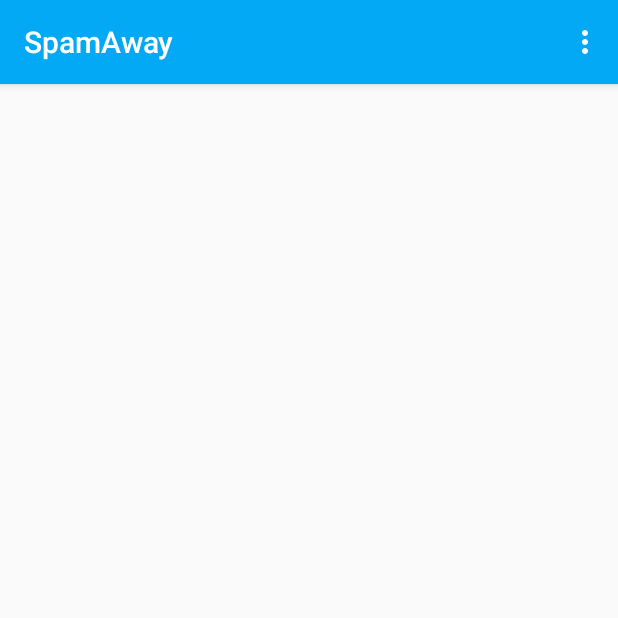
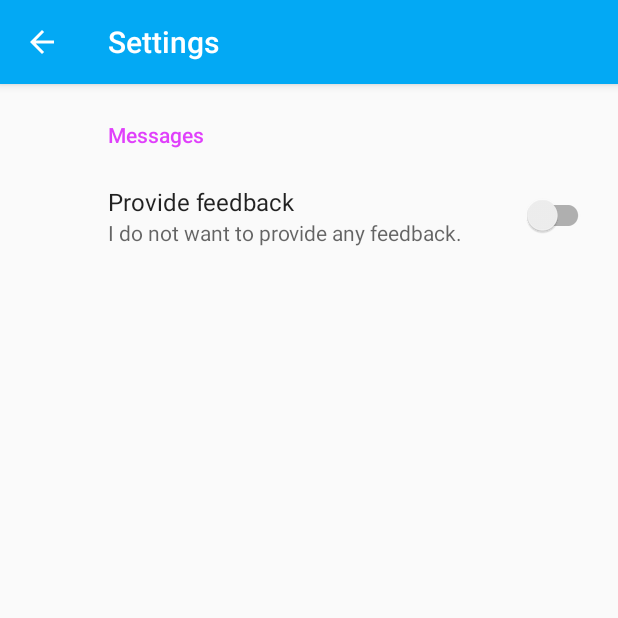
Before and after one commit to rkoconpwr/spamaway_android, an Android app: the screen it shows after launch (SmsListActivity before the commit, SettingsActivity after it), in the options menu, after a tap on "Settings", on a phone screen of 412 x 824 dp, the top half of it. Run offline under Robolectric (Android 15) with nearby library versions, the phone set to English and light mode, and no system bars; our stand-ins replace Room's generated code, androidx.preference; libraries missing offline, so code that uses them is left out: com.wdullaer.swipeactionadapter; 4 statements that could not run were skipped.

Commit message:
added preferences

```diff
--- a/app/build.gradle
+++ b/app/build.gradle
@@ -31,6 +31,7 @@ dependencies {
     implementation 'com.google.code.gson:gson:2.8.6'
     implementation 'com.wdullaer:swipeactionadapter:2.0.0'
 
+    implementation 'androidx.preference:preference:1.1.0-rc01'
     testImplementation 'junit:junit:4.12'
     androidTestImplementation 'androidx.test.ext:junit:1.1.1'
     androidTestImplementation 'androidx.test.espresso:espresso-core:3.1.0'
--- a/app/src/main/AndroidManifest.xml
+++ b/app/src/main/AndroidManifest.xml
@@ -9,6 +9,9 @@
         android:roundIcon="@mipmap/ic_launcher_round"
         android:supportsRtl="true"
         android:theme="@style/AppTheme">
+        <activity
+            android:name=".activities.SettingsActivity"
+            android:label="@string/title_activity_settings"></activity>
         <activity android:name=".activities.SingleSmsActivity">
             <meta-data
                 android:name="android.support.PARENT_ACTIVITY"
@@ -33,10 +36,10 @@
             </intent-filter>
         </receiver>
     </application>
-    <uses-permission android:name="android.permission.INTERNET" />
-
     <uses-permission android:name="android.permission.RECEIVE_SMS" />
     <uses-permission android:name="android.permission.READ_CONTACTS" />
     <uses-permission android:name="android.permission.WRITE_CONTACTS" />
 
+    <uses-permission android:name="android.permission.INTERNET" />
+
 </manifest>
--- /dev/null
+++ b/app/src/main/java/com/koconr/smspam/activities/SettingsActivity.java
@@ -0,0 +1,33 @@
+package com.koconr.smspam.activities;
+
+import android.os.Bundle;
+
+import com.koconr.smspam.R;
+
+import androidx.appcompat.app.ActionBar;
+import androidx.appcompat.app.AppCompatActivity;
+import androidx.preference.PreferenceFragmentCompat;
+
+public class SettingsActivity extends AppCompatActivity {
+
+    @Override
+    protected void onCreate(Bundle savedInstanceState) {
+        super.onCreate(savedInstanceState);
+        setContentView(R.layout.settings_activity);
+        getSupportFragmentManager()
+                .beginTransaction()
+                .replace(R.id.settings, new SettingsFragment())
+                .commit();
+        ActionBar actionBar = getSupportActionBar();
+        if (actionBar != null) {
+            actionBar.setDisplayHomeAsUpEnabled(true);
+        }
+    }
+
+    public static class SettingsFragment extends PreferenceFragmentCompat {
+        @Override
+        public void onCreatePreferences(Bundle savedInstanceState, String rootKey) {
+            setPreferencesFromResource(R.xml.root_preferences, rootKey);
+        }
+    }
+}
--- a/app/src/main/java/com/koconr/smspam/activities/SmsListActivity.java
+++ b/app/src/main/java/com/koconr/smspam/activities/SmsListActivity.java
@@ -5,11 +5,14 @@ import android.app.AlertDialog;
 import android.app.ListActivity;
 import android.content.Context;
 import android.content.Intent;
+import android.content.SharedPreferences;
 import android.content.pm.PackageManager;
 import android.os.Bundle;
 import androidx.annotation.NonNull;
 import androidx.core.app.ActivityCompat;
 import androidx.core.content.ContextCompat;
+
+import android.preference.PreferenceManager;
 import android.view.View;
 import android.view.Menu;
 import android.view.MenuItem;
@@ -34,15 +37,21 @@ public class SmsListActivity extends ListActivity implements SwipeActionAdapter.
     private static int MY_PERMISSIONS_REQUEST_READ_SMS = 1;
     private static int MY_PERMISSIONS_REQUEST_READ_CONTACTS = 2;
     private static int MY_PERMISSIONS_REQUEST_WRITE_CONTACTS = 3;
+    private static final String FEEDBACK = "feedback";
+
     private DataBaseCache dataBaseCache;
     private ArrayList<Message> spamList = new ArrayList<>();
     private Context context;
     protected SwipeActionAdapter mAdapter;
+    private SharedPreferences pref;
+
     private boolean hasPaused = false;
 
     @Override
     protected void onCreate(Bundle savedInstanceState) {
-        context = this;
+        this.context = this;
+        this.pref = PreferenceManager.getDefaultSharedPreferences(context);
+
         super.onCreate(savedInstanceState);
         setContentView(R.layout.activity_sms_list);
         this.checkPermissionValidity();
@@ -128,6 +137,9 @@ public class SmsListActivity extends ListActivity implements SwipeActionAdapter.
 
         //noinspection SimplifiableIfStatement
         if (id == R.id.action_settings) {
+
+            Intent intent = new Intent(this, SettingsActivity.class);
+            startActivity(intent);
             return true;
         }
 
@@ -257,11 +269,21 @@ public class SmsListActivity extends ListActivity implements SwipeActionAdapter.
     }
 
     private void deleteFromDatabase(int position, boolean isSpam) {
+        boolean isAllowed = pref.getBoolean(FEEDBACK, false);
         AppExecutors.getInstance().databaseThread().execute(
                 () -> {
                     ArrayList<Message> messages = new ArrayList<>(dataBaseCache.getAllMessages());
                     Message message = messages.get(position);
-                    SmsSenderService.postSmsToServerDatabase(context, message, isSpam);
+                    if (isAllowed) {
+                        SmsSenderService.postSmsToServerDatabase(context, message, isSpam);
+                    } else {
+                        // Toast about no agreement; not working on different threads, whatever
+//                        Toast.makeText(
+//                                this,
+//                                "There is no allowance for feedback!",
+//                                Toast.LENGTH_SHORT
+//                        ).show();
+                    }
                     dataBaseCache.deleteMessage(message);
                 }
         );
--- /dev/null
+++ b/app/src/main/res/layout/settings_activity.xml
@@ -0,0 +1,9 @@
+<LinearLayout xmlns:android="http://schemas.android.com/apk/res/android"
+    android:layout_width="match_parent"
+    android:layout_height="match_parent">
+
+    <FrameLayout
+        android:id="@+id/settings"
+        android:layout_width="match_parent"
+        android:layout_height="match_parent" />
+</LinearLayout>
--- a/app/src/main/res/values/strings.xml
+++ b/app/src/main/res/values/strings.xml
@@ -10,4 +10,14 @@
     <string name="permission_yes">OK</string>
     <!--    <string name="permission_no">No, take me away!</string>-->
     <!--    <string name="permission_yes">OK, I understand</string>-->
+    <string name="title_activity_settings">Settings</string>
+
+    <!-- Preference Titles -->
+    <string name="feedback_header">Messages</string>
+
+    <!-- Feedback Preferences -->
+    <string name="feedback_summary_on">I agree to send SMS content to the server to improve the spam checking model.
+    </string>
+    <string name="feedback_summary_off">I do not want to provide any feedback.</string>
+    <string name="attachment_title">Provide feedback</string>
 </resources>
--- /dev/null
+++ b/app/src/main/res/xml/root_preferences.xml
@@ -0,0 +1,14 @@
+<PreferenceScreen xmlns:app="http://schemas.android.com/apk/res-auto">
+
+    <PreferenceCategory app:title="@string/feedback_header">
+
+        <SwitchPreferenceCompat
+            app:defaultValue="false"
+            app:key="feedback"
+            app:summaryOff="@string/feedback_summary_off"
+            app:summaryOn="@string/feedback_summary_on"
+            app:title="@string/attachment_title" />
+
+    </PreferenceCategory>
+
+</PreferenceScreen>
```
